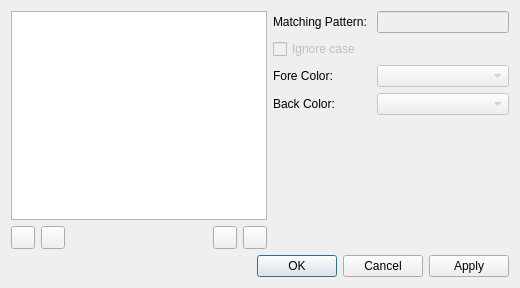
Before: the Qt Designer form src/filtersdialog.ui in nickbnf/glogg, drawn with Qt 5.
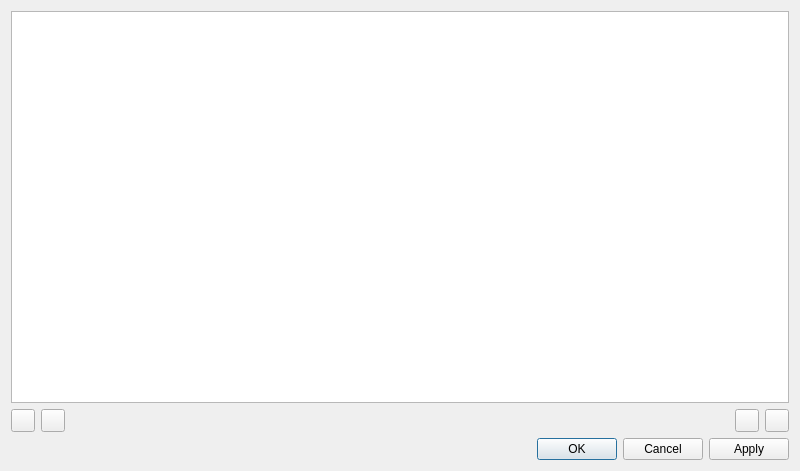
After: the same form once the commit is applied. Icons and pictures are not drawn.

Commit message: Change filters dialog to use a table view. Added also a description for each filter.

What changed in the file:
```diff
--- a/src/filtersdialog.ui
+++ b/src/filtersdialog.ui
@@ -6,8 +6,8 @@
    <rect>
     <x>0</x>
     <y>0</y>
-    <width>520</width>
-    <height>288</height>
+    <width>800</width>
+    <height>471</height>
    </rect>
   </property>
   <property name="windowTitle">
@@ -24,7 +24,7 @@
        <item>
         <layout class="QVBoxLayout" name="verticalLayout_4">
          <item>
-          <widget class="QListWidget" name="filterListWidget"/>
+          <widget class="QTableView" name="filterTableView"/>
          </item>
          <item>
           <layout class="QHBoxLayout" name="buttonsLayout">
@@ -105,67 +105,7 @@
         </layout>
        </item>
        <item>
-        <layout class="QVBoxLayout" name="verticalLayout">
-         <item>
-          <layout class="QFormLayout" name="formLayout">
-           <item row="2" column="0">
-            <widget class="QLabel" name="label">
-             <property name="text">
-              <string>Matching Pattern: </string>
-             </property>
-            </widget>
-           </item>
-           <item row="2" column="1">
-            <widget class="QLineEdit" name="patternEdit">
-             <property name="enabled">
-              <bool>false</bool>
-             </property>
-            </widget>
-           </item>
-           <item row="4" column="0">
-            <widget class="QLabel" name="label_2">
-             <property name="text">
-              <string>Fore Color: </string>
-             </property>
-            </widget>
-           </item>
-           <item row="5" column="1">
-            <widget class="QComboBox" name="backColorBox">
-             <property name="enabled">
-              <bool>false</bool>
-             </property>
-            </widget>
-           </item>
-           <item row="4" column="1">
-            <widget class="QComboBox" name="foreColorBox">
-             <property name="enabled">
-              <bool>false</bool>
-             </property>
-            </widget>
-           </item>
-           <item row="5" column="0">
-            <widget class="QLabel" name="label_3">
-             <property name="text">
-              <string>Back Color: </string>
-             </property>
-            </widget>
-           </item>
-           <item row="3" column="0">
-            <widget class="QCheckBox" name="ignoreCaseCheckBox">
-             <property name="enabled">
-              <bool>false</bool>
-             </property>
-             <property name="text">
-              <string>Ignore case</string>
-             </property>
-             <property name="checked">
-              <bool>false</bool>
-             </property>
-            </widget>
-           </item>
-          </layout>
-         </item>
-        </layout>
+        <layout class="QVBoxLayout" name="verticalLayout"/>
        </item>
       </layout>
      </item>
```
The commit also changes 7 other files.
